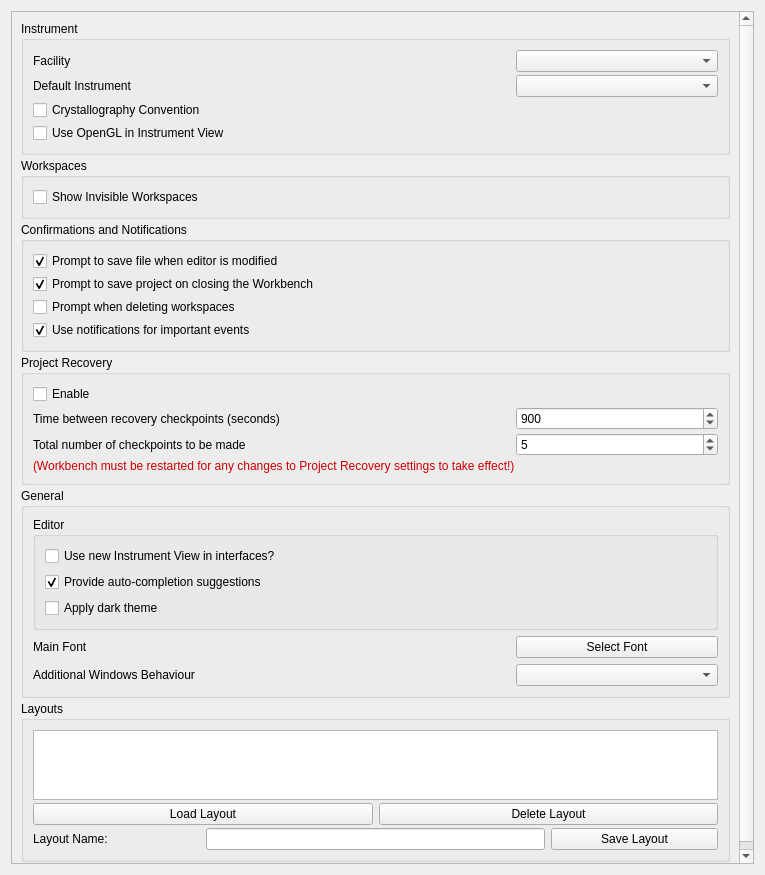
mantidproject/mantid, file qt/applications/workbench/workbench/widgets/settings/general/section_general.ui: the form before one commit.
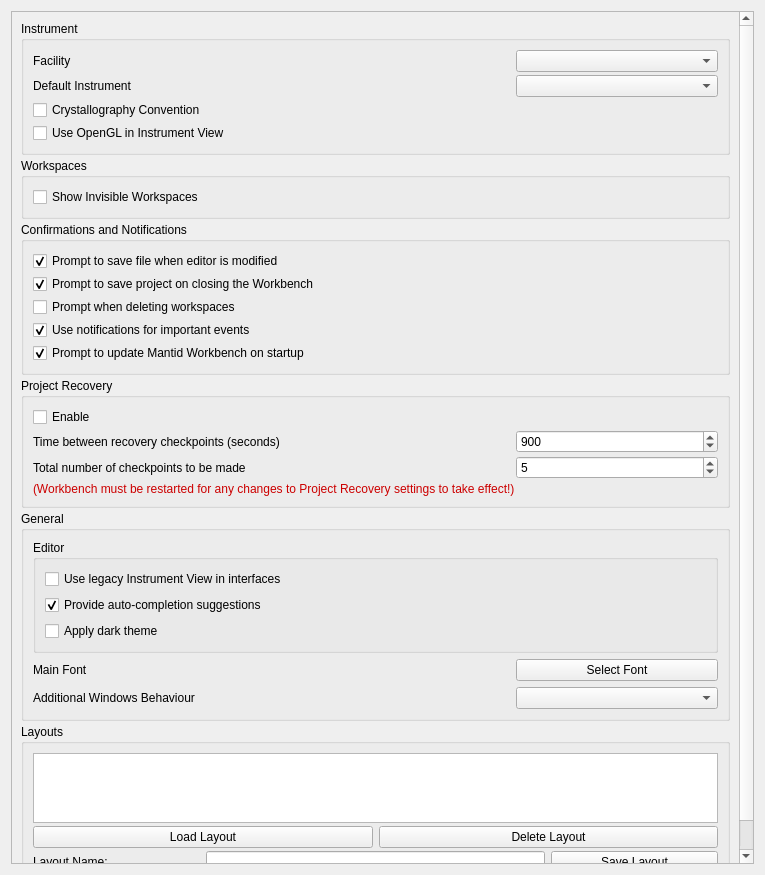
The form after the commit.

Diff of the .ui file:
```diff
--- a/qt/applications/workbench/workbench/widgets/settings/general/section_general.ui
+++ b/qt/applications/workbench/workbench/widgets/settings/general/section_general.ui
@@ -263,6 +263,22 @@
               </property>
              </widget>
             </item>
+            <item>
+             <widget class="QCheckBox" name="prompt_update_on_startup">
+              <property name="sizePolicy">
+               <sizepolicy hsizetype="Expanding" vsizetype="Fixed">
+                <horstretch>0</horstretch>
+                <verstretch>0</verstretch>
+               </sizepolicy>
+              </property>
+              <property name="text">
+               <string>Prompt to update Mantid Workbench on startup</string>
+              </property>
+              <property name="checked">
+               <bool>true</bool>
+              </property>
+             </widget>
+            </item>
            </layout>
           </widget>
          </item>
@@ -406,7 +422,7 @@
                </sizepolicy>
               </property>
               <property name="text">
-               <string>Use new Instrument View in interfaces?</string>
+               <string>Use legacy Instrument View in interfaces</string>
               </property>
              </widget>
             </item>
```
Left out of the diff: 2 changed lines with no effect on the pictures.
